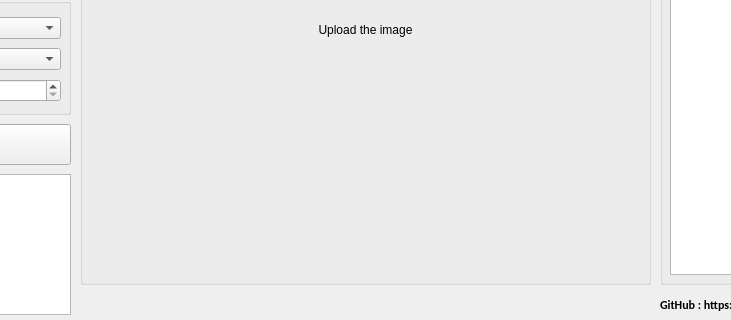
The window that ui/View.ui (jjxxmiin/DeepVisual_QTorch) describes before a commit, drawn with Qt 5; both pictures show x 220 to 951 and y 256 to 576 of the 1076 by 576 pixel window.
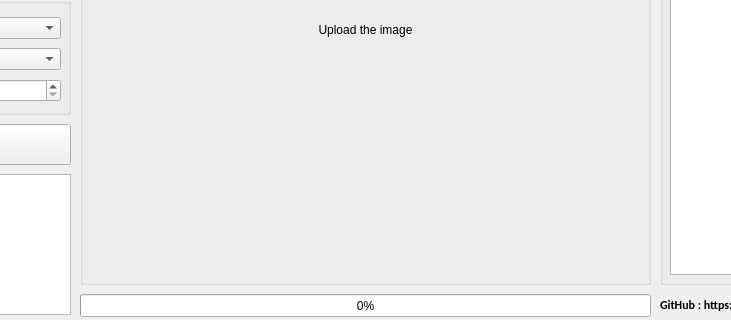
The same window after the commit.

Diff of the .ui file:
```diff
--- a/ui/View.ui
+++ b/ui/View.ui
@@ -257,6 +257,19 @@
     <string>GitHub : https://github.com/jjeamin</string>
    </property>
   </widget>
+  <widget class="QProgressBar" name="progressBar">
+   <property name="geometry">
+    <rect>
+     <x>300</x>
+     <y>550</y>
+     <width>571</width>
+     <height>23</height>
+    </rect>
+   </property>
+   <property name="value">
+    <number>0</number>
+   </property>
+  </widget>
  </widget>
  <resources/>
  <connections/>
```
